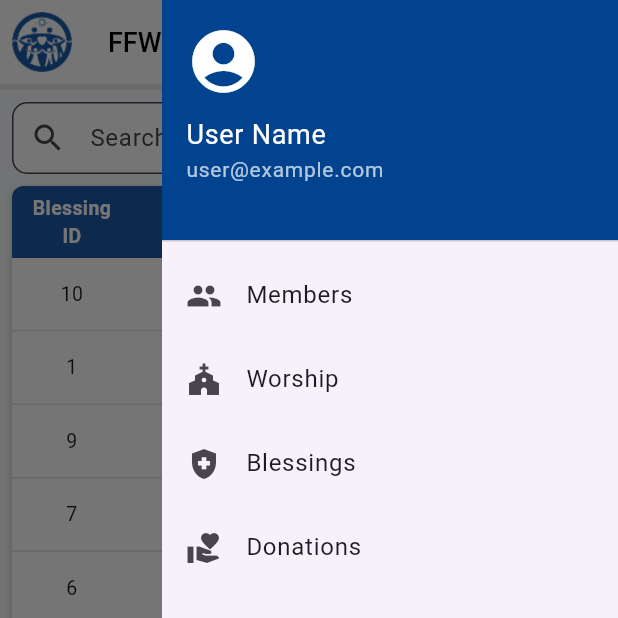
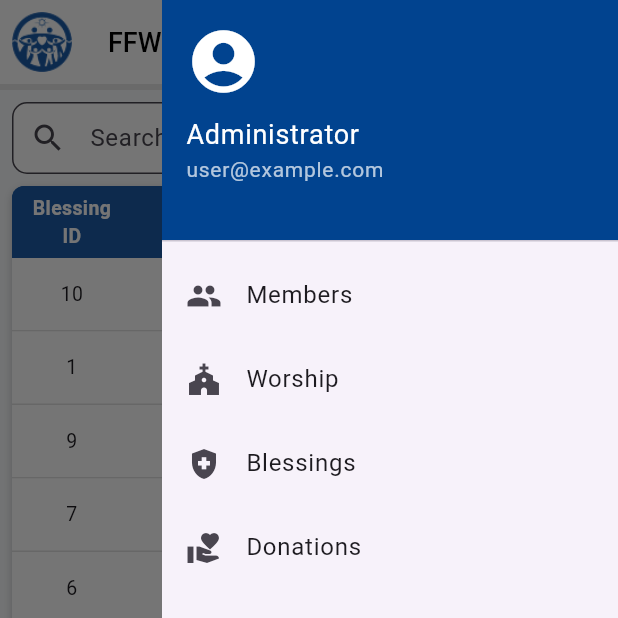
Before and after one commit to CoderTofu/FFWPU_Flutter_System, a Flutter app: the BlessingsPage screen opened directly, with the side drawer open, on a phone screen of 412 x 824 dp, the top half of it. Run offline on Flutter 3.47's test engine with Material 3 defaults, Android fonts, the phone set to English and light mode, and no system bars; our stand-ins replace fl_chart, google_fonts, jwt_decoder, shared_preferences; accounts and stored records are empty; network calls fail.

Commit message:
display navbar user info

```diff
--- a/lib/components/end_drawer.dart
+++ b/lib/components/end_drawer.dart
@@ -1,3 +1,4 @@
+import 'package:ffwpu_flutter_view/api/ApiService.dart';
 import 'package:ffwpu_flutter_view/pages/blessings_page.dart';
 import 'package:ffwpu_flutter_view/pages/donations_page.dart';
 import 'package:ffwpu_flutter_view/pages/login_page.dart';
@@ -6,8 +7,39 @@ import 'package:ffwpu_flutter_view/pages/reporting_page.dart';
 import 'package:ffwpu_flutter_view/pages/worship_page.dart';
 import 'package:flutter/material.dart';
 
-class EndDrawer extends StatelessWidget {
+class EndDrawer extends StatefulWidget {
   const EndDrawer({super.key});
+
+  @override
+  State<EndDrawer> createState() => _EndDrawerState();
+}
+
+class _EndDrawerState extends State<EndDrawer> {
+  final _apiService = ApiService();
+  String _username = "Administrator";
+  String _email = "user@example.com";
+  bool _isLoading = true;
+
+  @override
+  void initState() {
+    super.initState();
+    _fetchUserInfo();
+  }
+
+  Future<void> _fetchUserInfo() async {
+    try {
+      final userData = await _apiService.fetchUserInfo();
+      if (userData != null) {
+        setState(() {
+          _username = userData['username'] ?? "Administrator";
+          _email = userData['email'] ?? "user@example.com";
+          _isLoading = false;
+        });
+      }
+    } catch (e) {
+      print('Error fetching user info: $e');
+    }
+  }
 
   void _navigateTo(BuildContext context, Widget page) {
     Navigator.pop(context);
@@ -31,15 +63,15 @@ class EndDrawer extends StatelessWidget {
             ),
             child: Column(
               crossAxisAlignment: CrossAxisAlignment.start,
-              children: const [
-                Icon(Icons.account_circle, size: 50, color: Colors.white),
-                SizedBox(height: 10),
+              children: [
+                const Icon(Icons.account_circle, size: 50, color: Colors.white),
+                const SizedBox(height: 10),
                 Text(
-                  "User Name",
+                  _username,
                   style: TextStyle(color: Colors.white, fontSize: 18),
                 ),
                 Text(
-                  "user@example.com",
+                  _email,
                   style: TextStyle(color: Colors.white70, fontSize: 14),
                 ),
               ],
```
Also changed, not shown: lib/api/ApiService.dart (+36 -0 lines), 8 other files.
